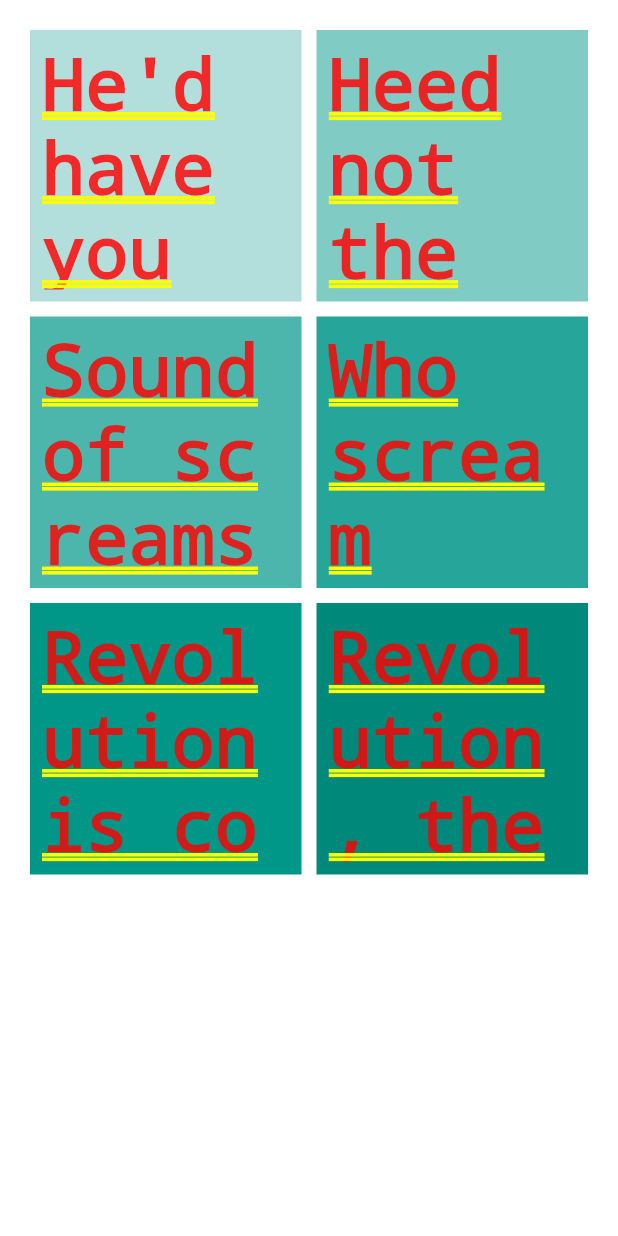
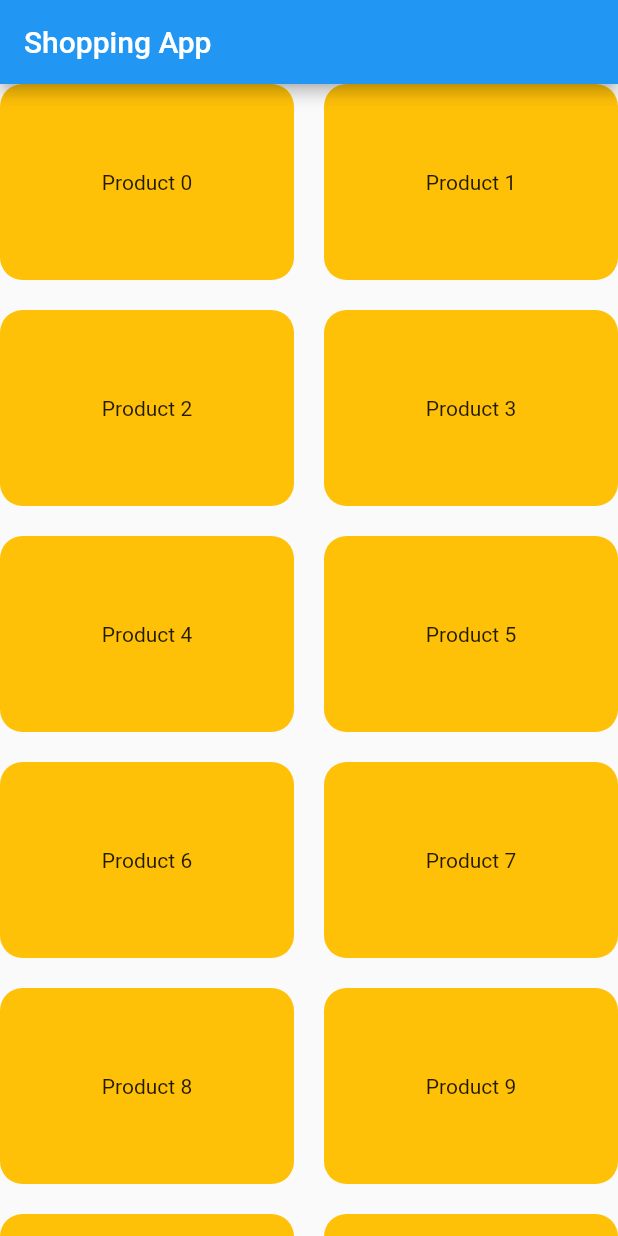
Before and after one commit to ShariyarAbeer/shopping_app, a Flutter app: the screen it shows after launch, on a phone screen of 412 x 824 dp. Run offline on Flutter 3.47's test engine with Material 2 defaults, Android fonts, the phone set to English and light mode, and no system bars.

Commit message:
gridView builder added

```diff
--- a/lib/screens/home.dart
+++ b/lib/screens/home.dart
@@ -6,46 +6,33 @@ class Home extends StatefulWidget {
 }
 
 class _HomeState extends State<Home> {
+  final List<Map> myProducts =
+      List.generate(100000, (index) => {"id": index, "name": "Product $index"})
+          .toList();
   @override
   Widget build(BuildContext context) {
-    return GridView.count(
-      primary: false,
-      padding: const EdgeInsets.all(20),
-      crossAxisSpacing: 10,
-      mainAxisSpacing: 10,
-      crossAxisCount: 2,
-      children: <Widget>[
-        Container(
-          padding: const EdgeInsets.all(8),
-          child: const Text("He'd have you all unravel at the"),
-          color: Colors.teal[100],
-        ),
-        Container(
-          padding: const EdgeInsets.all(8),
-          child: const Text('Heed not the rabble'),
-          color: Colors.teal[200],
-        ),
-        Container(
-          padding: const EdgeInsets.all(8),
-          child: const Text('Sound of screams but the'),
-          color: Colors.teal[300],
-        ),
-        Container(
-          padding: const EdgeInsets.all(8),
-          child: const Text('Who scream'),
-          color: Colors.teal[400],
-        ),
-        Container(
-          padding: const EdgeInsets.all(8),
-          child: const Text('Revolution is coming...'),
-          color: Colors.teal[500],
-        ),
-        Container(
-          padding: const EdgeInsets.all(8),
-          child: const Text('Revolution, they...'),
-          color: Colors.teal[600],
-        ),
-      ],
+    return Scaffold(
+      appBar: AppBar(
+        title: Text("Shopping App"),
+      ),
+      body: GridView.builder(
+        gridDelegate: SliverGridDelegateWithMaxCrossAxisExtent(
+            maxCrossAxisExtent: 200,
+            childAspectRatio: 3 / 2,
+            crossAxisSpacing: 20,
+            mainAxisSpacing: 20),
+        itemCount: myProducts.length,
+        itemBuilder: (BuildContext ctx, index) {
+          return Container(
+            alignment: Alignment.center,
+            child: Text(myProducts[index]["name"]),
+            decoration: BoxDecoration(
+              color: Colors.amber,
+              borderRadius: BorderRadius.circular(15),
+            ),
+          );
+        },
+      ),
     );
   }
 }
```
